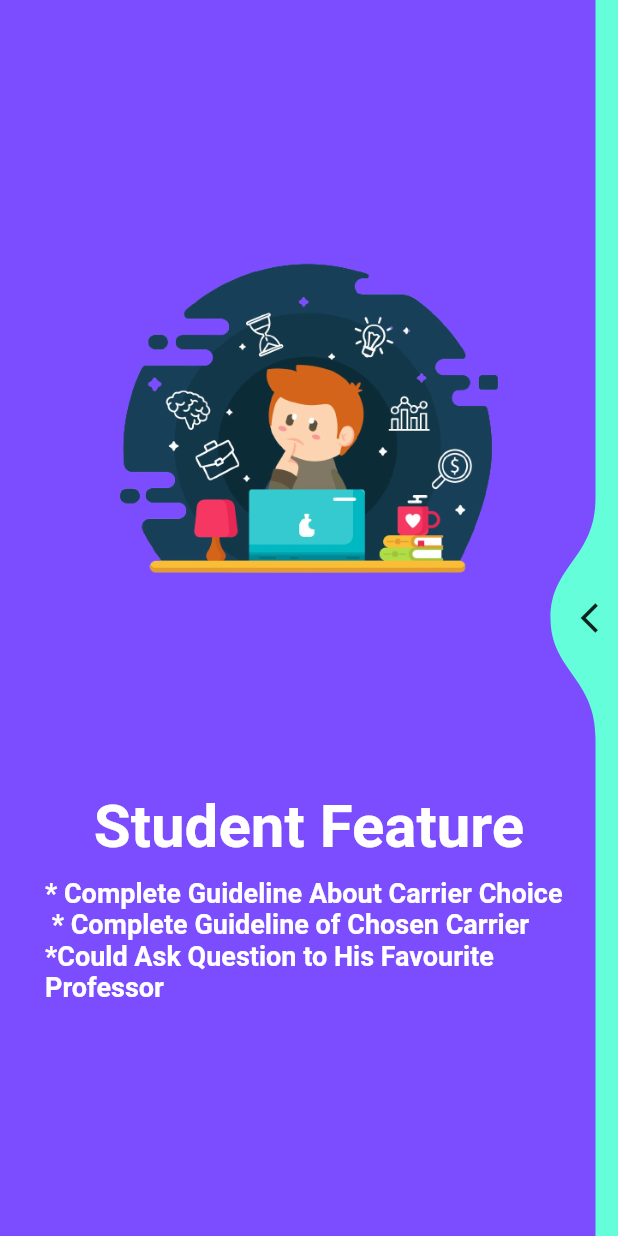
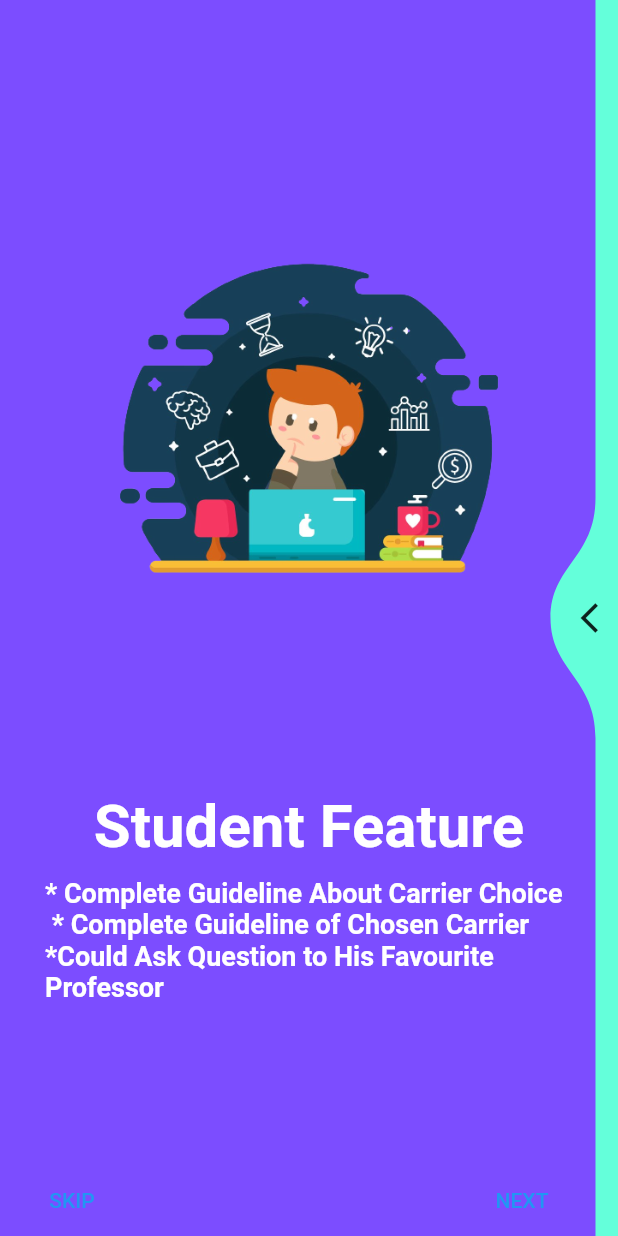
Before and after one commit to takrimchy/Educational-Application-ShekhoBhai-, a Flutter app: the screen it shows after launch, on a phone screen of 412 x 824 dp. Run offline on Flutter 3.47's test engine with Material 2 defaults, Android fonts, the phone set to English and light mode, and no system bars; drawn by our look-alikes of liquid_swipe; our stand-ins replace google_fonts.

```diff
--- a/developer_side/lib/main.dart
+++ b/developer_side/lib/main.dart
@@ -13,7 +13,7 @@ class MyApp extends StatelessWidget {
 
   @override
   Widget build(BuildContext context) {
-    return const MaterialApp(
+    return  MaterialApp(
       debugShowCheckedModeBanner: false,
       home: welcomePage(),
 
--- a/developer_side/lib/welcomePage.dart
+++ b/developer_side/lib/welcomePage.dart
@@ -3,14 +3,17 @@ import 'logIn.dart';
 import 'package:liquid_swipe/liquid_swipe.dart';
 
 class welcomePage extends StatelessWidget {
-  const welcomePage({Key? key}) : super(key: key);
+  final controller = LiquidController();
+
 
   @override
   Widget build(BuildContext context) {
     var height = MediaQuery.of(context).size.height;
 
     return Scaffold(
-        body: LiquidSwipe(
+        body: Stack(children: [
+      LiquidSwipe(
+        liquidController: controller,
         enableLoop: false,
         enableSideReveal: true,
         slideIconWidget: const Icon(Icons.arrow_back_ios),
@@ -18,20 +21,18 @@ class welcomePage extends StatelessWidget {
         pages: [
           Container(
             color: Colors.deepPurpleAccent,
-          padding: EdgeInsets.all(30.0),
+            padding: const EdgeInsets.all(30.0),
             child: Column(
                 mainAxisAlignment: MainAxisAlignment.spaceEvenly,
                 children: [
                   Image(
-                  image: AssetImage('assets/asAStudent.png'),
+                    image: const AssetImage('assets/asAStudent.png'),
                     height: height * 0.3,
                   ),
                   Column(
                     children: const [
-                    Text(
-                      "Student Feature",
-                      style:
-                        TextStyle(
+                      Text("Student Feature",
+                          style: TextStyle(
                             color: Colors.white,
                             fontSize: 40,
                             fontWeight: FontWeight.bold,
@@ -43,12 +44,12 @@ class welcomePage extends StatelessWidget {
                         height: 10,
                       ),
                       Text(
-                      "* Complete Guideline About Carrier Choice \n * Complete Guideline of Chosen Carrier\n*Could Ask Question to His Favourite Professor",
+                        "* Complete Guideline About Carrier Choice \n * Complete Guideline of Chosen Carrier\n"
+                        "*Could Ask Question to His Favourite Professor",
                         style: TextStyle(
                             color: Colors.white,
                             fontSize: 18,
-                          fontWeight: FontWeight.bold
-                      ),
+                            fontWeight: FontWeight.bold),
                       ),
                     ],
                   ),
@@ -66,10 +67,8 @@ class welcomePage extends StatelessWidget {
                   ),
                   Column(
                     children: const [
-                    Text(
-                        "Teacher Feature",
-                        style:
-                        TextStyle(
+                      Text("Teacher Feature",
+                          style: TextStyle(
                             color: Colors.white,
                             fontSize: 40,
                             fontWeight: FontWeight.bold,
@@ -85,19 +84,15 @@ class welcomePage extends StatelessWidget {
                         style: TextStyle(
                             color: Colors.white,
                             fontSize: 18,
-                        fontWeight: FontWeight.bold
-                      ),
+                            fontWeight: FontWeight.bold),
                       ),
                     ],
                   ),
                 ]),
           ),
-
-
-
           Container(
             color: Colors.white,
-          padding: EdgeInsets.all(35.0),
+            padding: const EdgeInsets.all(35.0),
             child: Column(
               mainAxisAlignment: MainAxisAlignment.spaceEvenly,
               children: [
@@ -107,10 +102,8 @@ class welcomePage extends StatelessWidget {
                 ),
                 Column(
                   children: const [
-                  Text(
-                    "Welcome to ShekhoBha!",
-                      style:
-                      TextStyle(
+                    Text("Welcome to ShekhoBha!",
+                        style: TextStyle(
                           color: Colors.black,
                           fontSize: 40,
                           fontWeight: FontWeight.bold,
@@ -131,8 +124,10 @@ class welcomePage extends StatelessWidget {
                     Expanded(
                       child: OutlinedButton(
                           onPressed: () {
-                          Navigator.push(context,
-                              MaterialPageRoute(builder: (context) => lonIn()));
+                            Navigator.push(
+                                context,
+                                MaterialPageRoute(
+                                    builder: (context) => lonIn()));
                           },
                           style: OutlinedButton.styleFrom(
                               shape: const RoundedRectangleBorder(),
@@ -160,14 +155,40 @@ class welcomePage extends StatelessWidget {
               ],
             ),
           ),
+        ],
+      ),
 
+          Positioned(
+              bottom: 0,
+              left: 16,
+              right: 32,
+              child: Row(
+                mainAxisAlignment: MainAxisAlignment.spaceBetween,
+                children: [
+                  TextButton(
+                    child: const Text("SKIP"),
+                    onPressed: () {
+                      controller.jumpToPage(page: 2);
+                    },
+                  ),
+                  TextButton(
+                    child: const Text("NEXT",
+                    style: TextStyle(color: Colors.blue),),
+                    onPressed: () {
+                      final page = controller.currentPage + 1;
 
+                      controller.animateToPage(page: page > 4 ? 0 : page,
+                      duration: 400,
+                      );
+                    },
+                  ),
                 ],
-
+              )
           )
 
+    ]
+        )
+    );
 
-
-    );
   }
 }
```
Lines whose indentation alone changed are shown as unchanged.
